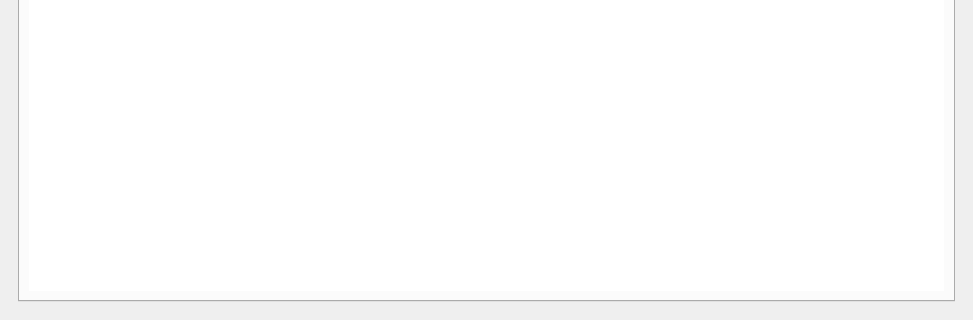
First picture: the form in BulkClub/mainwindow.ui, repository josharaedwards/CS1C-Project-2, before the edit; both pictures show x 0 to 973 and y 259 to 579 of the 973 by 579 pixel window.
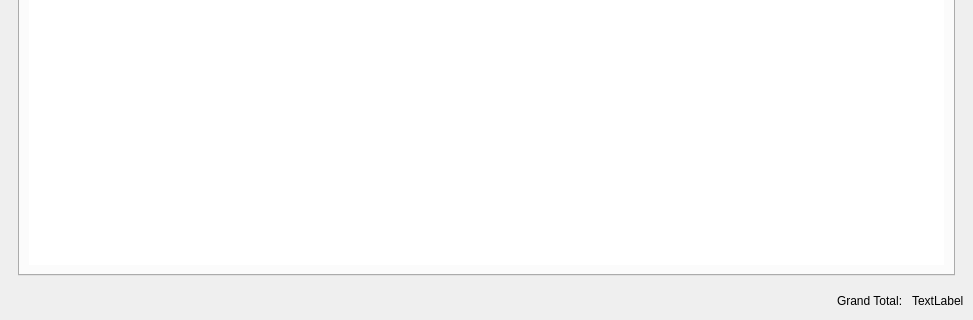
Second picture: the form after the edit. The open tabs and pages were chosen to show the change.

Commit message:
implemented creation of inventory table from inventory vector
builds the QSQLTableModel with information from the global inventory vector. The Inventory vec is populated by information from the sales vector.

The edit to the form file:
```diff
--- a/BulkClub/mainwindow.ui
+++ b/BulkClub/mainwindow.ui
@@ -18,7 +18,27 @@
   </property>
   <widget class="QWidget" name="centralwidget">
    <layout class="QGridLayout" name="gridLayout">
-    <item row="3" column="1">
+    <item row="4" column="3">
+     <widget class="QLabel" name="labelCalculatedGrandTotal">
+      <property name="text">
+       <string>TextLabel</string>
+      </property>
+     </widget>
+    </item>
+    <item row="4" column="1">
+     <spacer name="horizontalSpacer_12">
+      <property name="orientation">
+       <enum>Qt::Horizontal</enum>
+      </property>
+      <property name="sizeHint" stdset="0">
+       <size>
+        <width>40</width>
+        <height>20</height>
+       </size>
+      </property>
+     </spacer>
+    </item>
+    <item row="3" column="1" colspan="3">
      <widget class="QStackedWidget" name="stackedWidget">
       <property name="font">
        <font>
@@ -389,6 +409,9 @@
               <property name="sortingEnabled">
                <bool>true</bool>
               </property>
+              <attribute name="verticalHeaderVisible">
+               <bool>false</bool>
+              </attribute>
              </widget>
             </item>
             <item row="1" column="1">
@@ -931,6 +954,13 @@
       </widget>
      </widget>
     </item>
+    <item row="4" column="2">
+     <widget class="QLabel" name="labelGrandTotal">
+      <property name="text">
+       <string>Grand Total: </string>
+      </property>
+     </widget>
+    </item>
    </layout>
   </widget>
  </widget>
```
Left out of the diff: 5 changed lines with no effect on the pictures. The commit also changes 2 other files.
